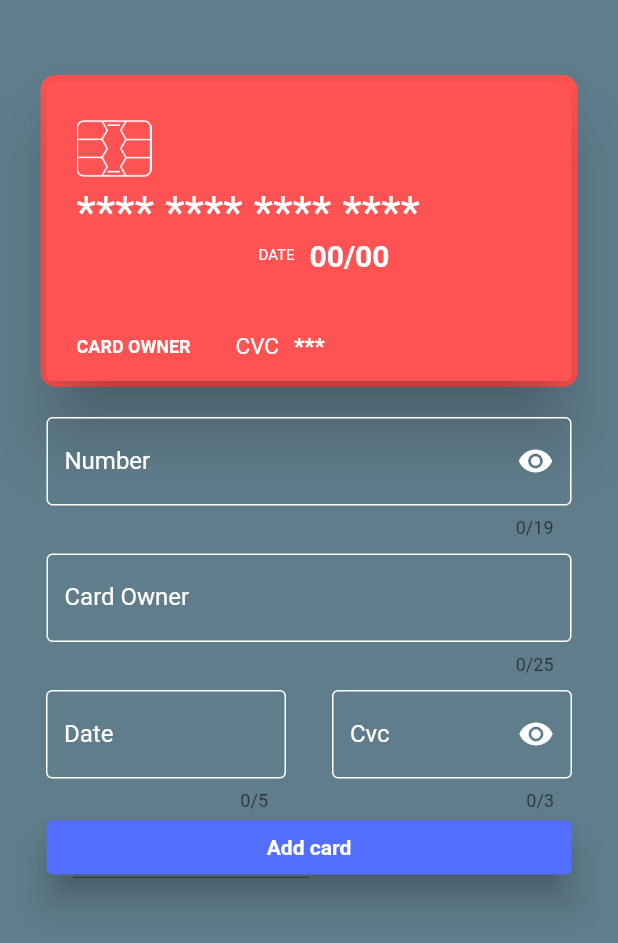
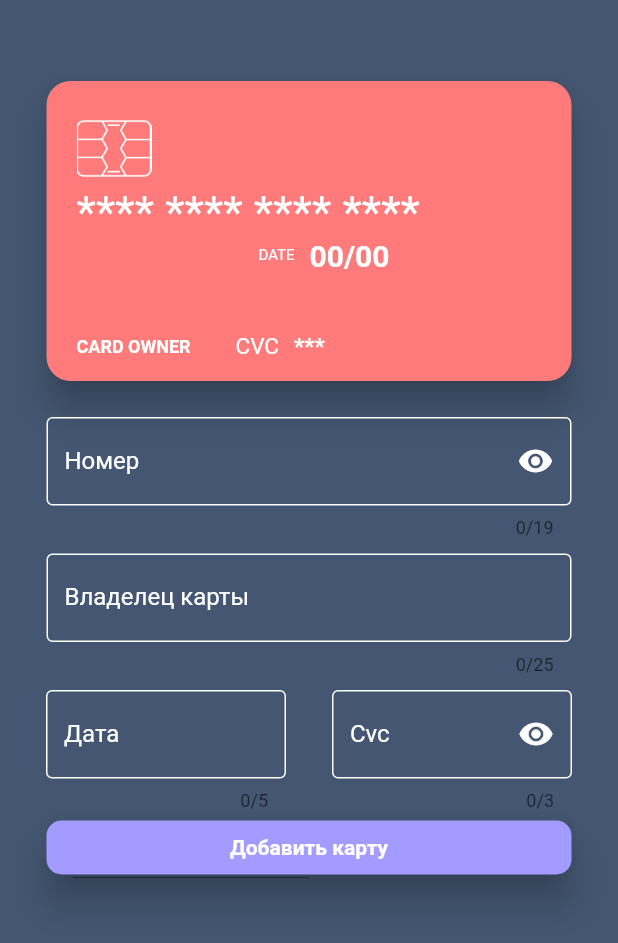
Before and after one commit to JPGmooder/CardHolderApp, a Flutter app: the screen it shows after launch, on a phone screen of 412 x 824 dp. Shown: the top 943 px of the screen. Run offline on Flutter 3.47's test engine with Material 2 defaults, Android fonts, the phone set to English and light mode, and no system bars.

Commit message:
Изменил дизайн в соотвествии с Дизайн-макетом. Добавил использование HEX цветов, вместо обычных

```diff
--- a/lib/main.dart
+++ b/lib/main.dart
@@ -69,14 +69,14 @@ class _MyAppState extends State<MyApp> {
   String cvc = '***';
   bool _isObscureForNumberCard = true;
   bool _isObscureForCvcCard = true;
-  dynamic ColorCard = Colors.redAccent; //фича пока не работает
+  int ColorCard = 0xffFF7B7B; //фича пока не работает
 
   @override
   Widget build(BuildContext context) {
     return MaterialApp(
       title: 'Карточки',
       home: Scaffold(
-        backgroundColor: Colors.blueGrey,
+        backgroundColor: Color(0xff445671),
         resizeToAvoidBottomInset: false,
         body: Center(
             child: SafeArea(
@@ -86,12 +86,11 @@ class _MyAppState extends State<MyApp> {
                 padding: EdgeInsets.only(top: 50),
               ),
               Container(
-                decoration: BoxDecoration(
-                    borderRadius: BorderRadius.circular(10),
-                    color: Colors.redAccent),
                 child: Card(
-                  elevation: 20,
-                  color: Colors.redAccent,
+                  shape: RoundedRectangleBorder(
+                      borderRadius: BorderRadius.circular(16)),
+                  elevation: 10,
+                  color: Color(0xffFF7B7B),
                   child: Container(
                     width: 350,
                     height: 200,
@@ -198,7 +197,7 @@ class _MyAppState extends State<MyApp> {
                   decoration: InputDecoration(
                     border: OutlineInputBorder(),
                     labelStyle: TextStyle(color: Colors.white),
-                    labelText: 'Number',
+                    labelText: 'Номер',
                     suffixIcon: IconButton(
                       onPressed: () {
                         setState(() {
@@ -246,7 +245,7 @@ class _MyAppState extends State<MyApp> {
                       decoration: InputDecoration(
                         border: OutlineInputBorder(),
                         labelStyle: TextStyle(color: Colors.white),
-                        labelText: 'Card Owner',
+                        labelText: 'Владелец карты',
                         enabledBorder: OutlineInputBorder(
                           borderSide: BorderSide(color: Colors.white),
                         ),
@@ -283,7 +282,7 @@ class _MyAppState extends State<MyApp> {
                           decoration: InputDecoration(
                             border: OutlineInputBorder(),
                             labelStyle: TextStyle(color: Colors.white),
-                            labelText: 'Date',
+                            labelText: 'Дата',
                             enabledBorder: OutlineInputBorder(
                               borderSide: BorderSide(color: Colors.white),
                             ),
@@ -351,10 +350,13 @@ class _MyAppState extends State<MyApp> {
                 width: 350,
                 child: ElevatedButton(
                   onPressed: () {},
-                  child: Text('Add card'),
+                  child: Text('Добавить карту'),
                   style: ElevatedButton.styleFrom(
+                      shape: RoundedRectangleBorder(
+                        borderRadius: BorderRadius.circular(10),
+                      ),
                       elevation: 10,
-                      primary: Colors.indigoAccent,
+                      primary: Color(0xffA39BFF),
                       textStyle: TextStyle(fontWeight: FontWeight.bold)),
                 ),
               )
```
Also changed, not shown: 1 other file.
